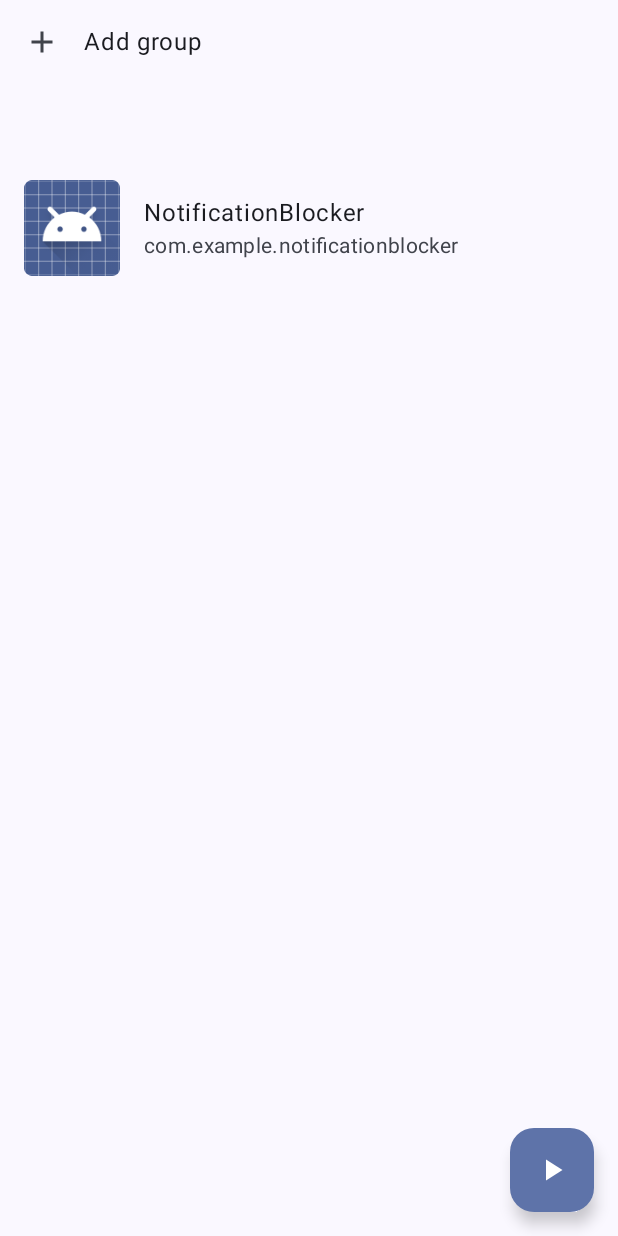
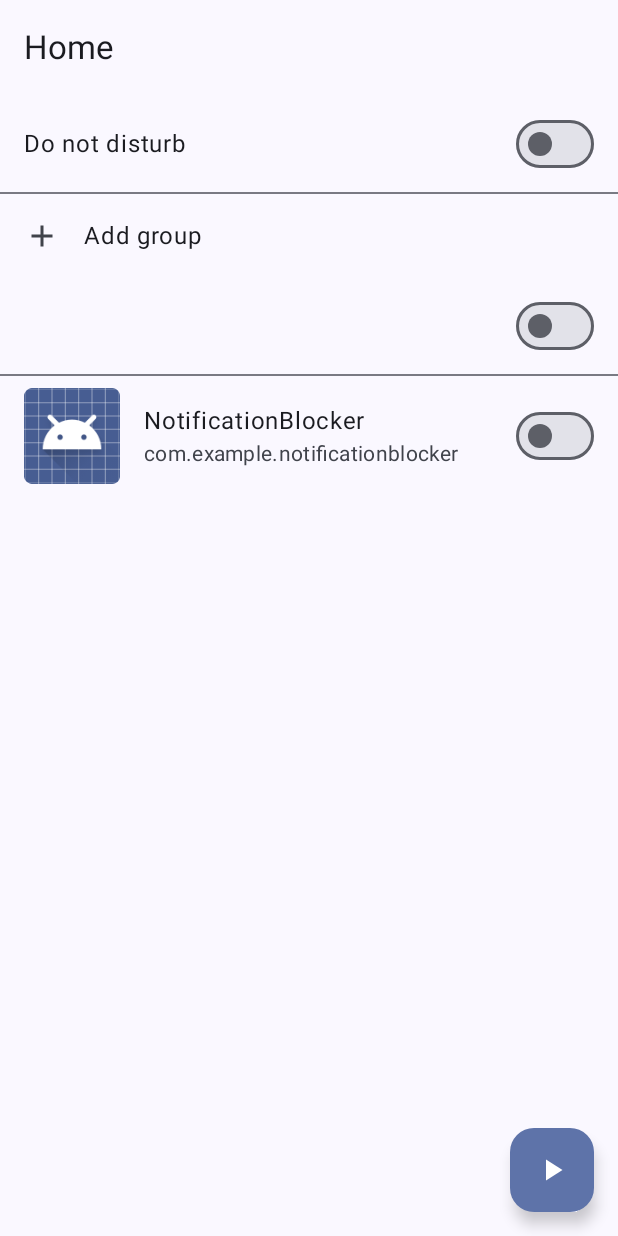
Before and after one commit to aakumykov/NotificationBlocker, an Android app built with Jetpack Compose: the HomeScreen screen opened through its navigation route, on a phone screen of 412 x 824 dp. Run offline under Robolectric (Android 15) with nearby library versions, the phone set to English and light mode, and no system bars; our stand-ins replace Room's generated code.

Commit message:
:sparkles: Add divider and do not disturb

```diff
--- a/app/src/main/java/com/example/notificationblocker/ui/home/HomeScreen.kt
+++ b/app/src/main/java/com/example/notificationblocker/ui/home/HomeScreen.kt
@@ -9,13 +9,16 @@ import androidx.compose.foundation.lazy.LazyColumn
 import androidx.compose.material3.ListItem
 import androidx.compose.material3.Scaffold
 import androidx.compose.material3.Surface
-import androidx.compose.material3.Text
 import androidx.compose.foundation.lazy.items
 import androidx.compose.material.icons.Icons
 import androidx.compose.material.icons.filled.Add
 import androidx.compose.material.icons.filled.Edit
+import androidx.compose.material3.Divider
+import androidx.compose.material3.ExperimentalMaterial3Api
 import androidx.compose.material3.Icon
 import androidx.compose.material3.Switch
+import androidx.compose.material3.Text
+import androidx.compose.material3.TopAppBar
 import androidx.compose.runtime.Composable
 import androidx.compose.runtime.collectAsState
 import androidx.compose.runtime.getValue
@@ -39,6 +42,7 @@ object HomeDestination : NavigationDestination {
     override val titleRes = R.string.app_name
 }
 
+@OptIn(ExperimentalMaterial3Api::class)
 @Composable
 fun HomeScreen(
     viewModel: GroupsViewModel = viewModel(factory = AppViewModelProvider.Factory),
@@ -46,9 +50,16 @@ fun HomeScreen(
 ) {
     val uiState by viewModel.uiState.collectAsState()
 
-    Scaffold(floatingActionButton = {
-        StartButton()
-    }) { innerPadding ->
+    Scaffold(
+        topBar = {
+            TopAppBar(
+                title = { Text(stringResource(R.string.home)) },
+            )
+        },
+        floatingActionButton = {
+            StartButton()
+        },
+    ) { innerPadding ->
         Surface(modifier = Modifier.padding(innerPadding)) {
             HomeBody(
                 groups = uiState,
@@ -68,6 +79,20 @@ fun HomeBody(
     val scope = rememberCoroutineScope()
     val context = LocalContext.current;
     LazyColumn() {
+        item {
+            ListItem(
+                headlineContent = { Text (stringResource(R.string.do_not_disturb))},
+                trailingContent = {
+                    Switch(
+                        checked = false,
+                        onCheckedChange = {},
+                    )
+                },
+            )
+        }
+        item {
+            Divider()
+        }
         item {
             ListItem(
                 headlineContent = { Text(stringResource(R.string.add_group)) },
@@ -97,7 +122,17 @@ fun HomeBody(
                 headlineContent = {
                     Text(it.name)
                 },
+
+                trailingContent = {
+                    Switch(
+                        checked = false,
+                        onCheckedChange = {},
+                    )
+                },
             )
+        }
+        item {
+            Divider()
         }
 
         items(App.getAll(context), key = { it.id }) { application ->
@@ -116,6 +151,12 @@ fun HomeBody(
                 supportingContent = {
                     Text(application.id)
                 },
+                trailingContent = {
+                    Switch(
+                        checked = false,
+                        onCheckedChange = {},
+                    )
+                },
             )
 
         }
--- a/app/src/main/res/values/strings.xml
+++ b/app/src/main/res/values/strings.xml
@@ -10,4 +10,6 @@
     <string name="cancel">Cancel</string>
     <string name="group_name">Group name</string>
     <string name="add_group">Add group</string>
+    <string name="do_not_disturb">Do not disturb</string>
+    <string name="home">Home</string>
 </resources>
```
